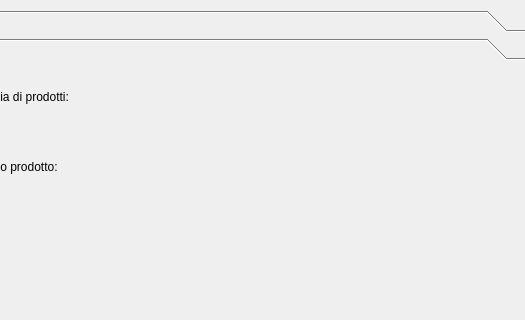
The window that squeeze/src/ui/limiteditor.ui (lastprimenumbers/lemonpos) describes before a commit, drawn with Qt 5; both pictures show x 115 to 640 and y 0 to 320 of the 640 by 480 pixel window.
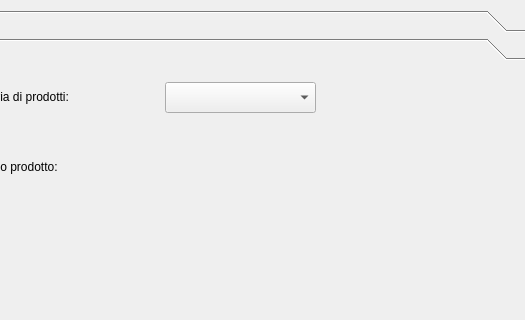
The same window after the commit. The open tabs and pages were chosen to show the change. Custom widgets are drawn as their Qt base class.

Commit message: Incluso ClientTag in limitEditor; Combo selezione categoria prodotto

```diff
--- a/squeeze/src/ui/limiteditor.ui
+++ b/squeeze/src/ui/limiteditor.ui
@@ -141,6 +141,16 @@
       <string>Uno specifico prodotto:</string>
      </property>
     </widget>
+    <widget class="QComboBox" name="comboProductCat">
+     <property name="geometry">
+      <rect>
+       <x>270</x>
+       <y>16</y>
+       <width>151</width>
+       <height>31</height>
+      </rect>
+     </property>
+    </widget>
    </widget>
   </widget>
   <widget class="QLabel" name="label">
@@ -182,6 +192,14 @@
    </property>
   </widget>
  </widget>
+ <customwidgets>
+  <customwidget>
+   <class>clienttag</class>
+   <extends>QWidget</extends>
+   <header location="global">clienttag.h</header>
+   <container>1</container>
+  </customwidget>
+ </customwidgets>
  <resources/>
  <connections>
   <connection>
```
Left out of the diff: 12 changed lines with no effect on the pictures. The commit also changes 7 other files.
